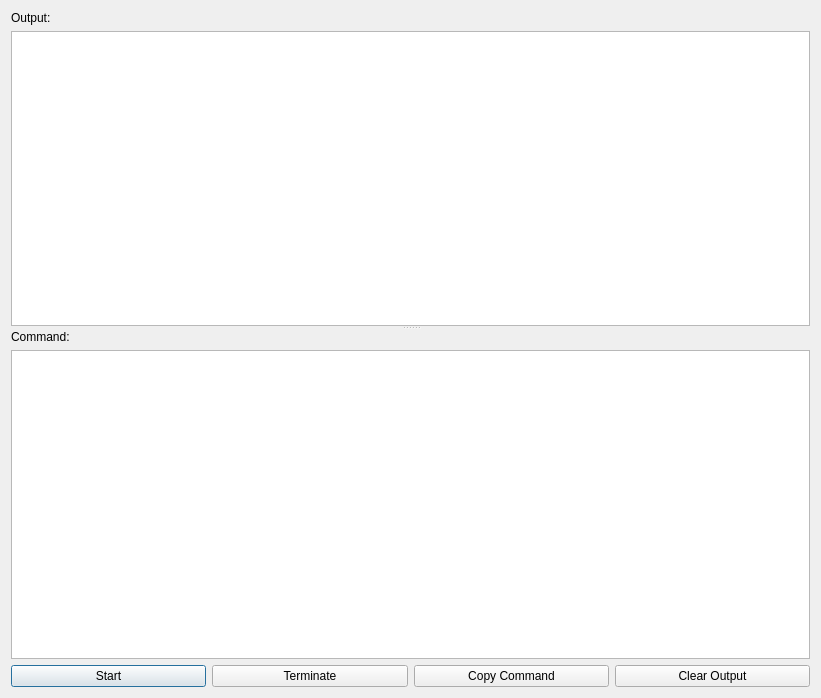
Above: ui/design/start_cmd.ui from zimolab/PyInstallerGUI before the change. Below: the same form after it.
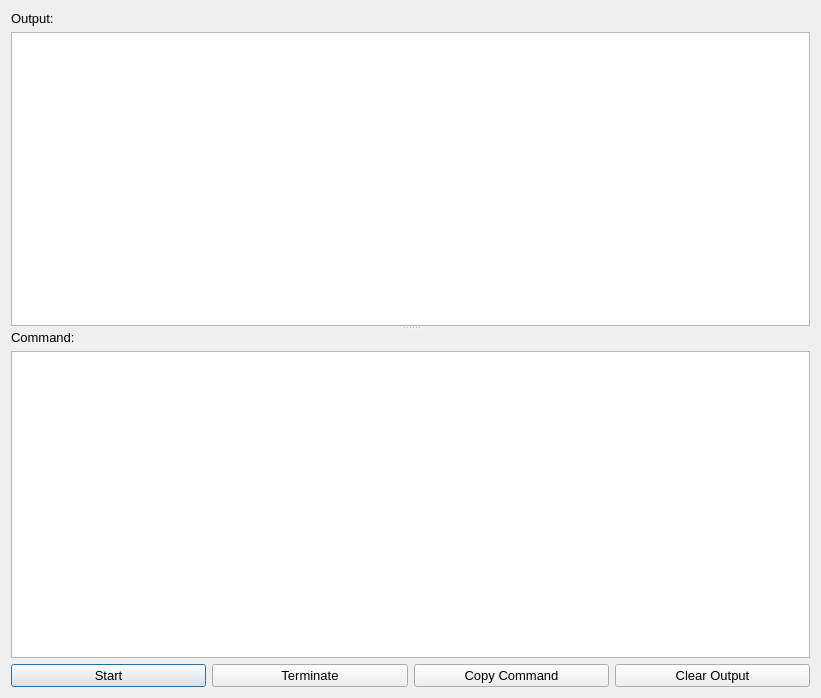
That is the form after the change.

The edit to the form file:
```diff
--- a/ui/design/start_cmd.ui
+++ b/ui/design/start_cmd.ui
@@ -16,7 +16,7 @@
   <property name="font">
    <font>
     <family>Arial</family>
-    <pointsize>9</pointsize>
+    <pointsize>10</pointsize>
    </font>
   </property>
   <property name="windowTitle">
@@ -49,7 +49,7 @@
           <string>&lt;!DOCTYPE HTML PUBLIC &quot;-//W3C//DTD HTML 4.0//EN&quot; &quot;http://www.w3.org/TR/REC-html40/strict.dtd&quot;&gt;
 &lt;html&gt;&lt;head&gt;&lt;meta name=&quot;qrichtext&quot; content=&quot;1&quot; /&gt;&lt;style type=&quot;text/css&quot;&gt;
 p, li { white-space: pre-wrap; }
-&lt;/style&gt;&lt;/head&gt;&lt;body style=&quot; font-family:'Arial'; font-size:9pt; font-weight:400; font-style:normal;&quot;&gt;
+&lt;/style&gt;&lt;/head&gt;&lt;body style=&quot; font-family:'Arial'; font-size:10pt; font-weight:400; font-style:normal;&quot;&gt;
 &lt;p style=&quot;-qt-paragraph-type:empty; margin-top:0px; margin-bottom:0px; margin-left:0px; margin-right:0px; -qt-block-indent:0; text-indent:0px; font-family:'SimSun'; font-size:7.2pt;&quot;&gt;&lt;br /&gt;&lt;/p&gt;&lt;/body&gt;&lt;/html&gt;</string>
          </property>
         </widget>
```
